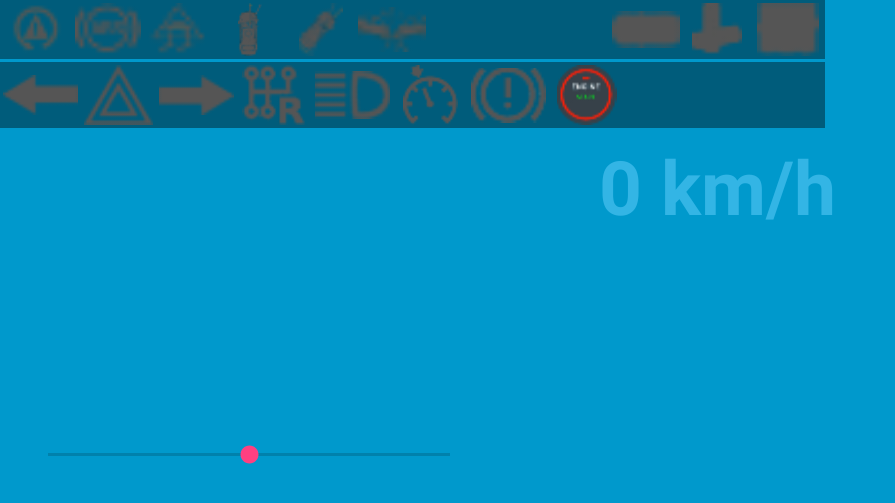
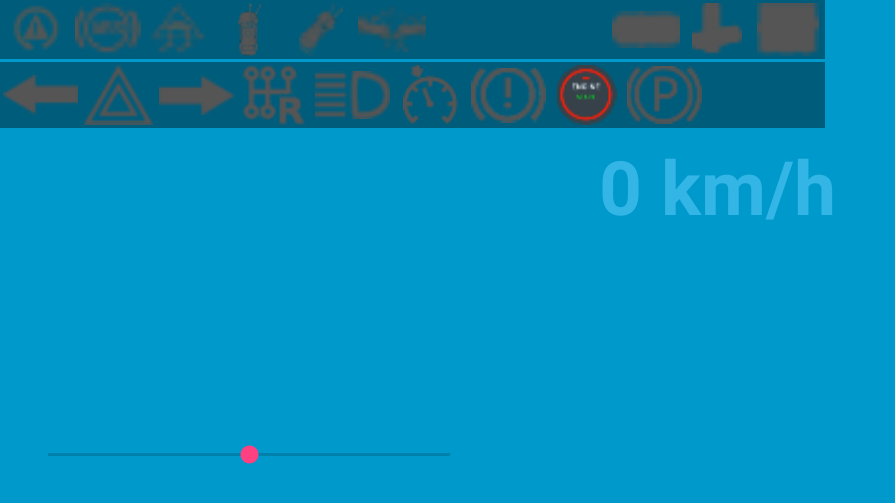
Before and after one commit to BILLyTheLiTTle/RCController, an Android app: the screen it shows after launch (RCControllerActivity), on a phone screen of 824 x 412 dp (held sideways). Shown: the top 503 px of the screen, without its empty margins (0-895 px from the left). Run offline under Robolectric (Android 15) with nearby library versions, the light colour scheme and no system bars; plain views replace VerticalSeekBar, VerticalSeekBarWrapper; 1 statement that could not run was skipped.

Commit message:
Parking brake icons

```diff
--- a/app/src/main/java/car/rccontroller/RCControllerActivity.kt
+++ b/app/src/main/java/car/rccontroller/RCControllerActivity.kt
@@ -20,6 +20,8 @@
         supportActionBar?.setDisplayHomeAsUpEnabled(false)
         supportActionBar?.hide()
 
+        //setup feedback area info tools
+
         steering_seekBar.setOnSeekBarChangeListener(object: SeekBar.OnSeekBarChangeListener {
             override fun onStopTrackingTouch(seekBar: SeekBar) { seekBar.progress = 50 }
             override fun onStartTrackingTouch(seekBar: SeekBar){}
--- a/app/src/main/res/layout/activity_rccontroller.xml
+++ b/app/src/main/res/layout/activity_rccontroller.xml
@@ -291,6 +291,18 @@
         app:layout_constraintTop_toTopOf="@+id/feedback_area_info"
         app:srcCompat="@drawable/engine_stopped_start_action" />
 
+    <ImageView
+        android:id="@+id/parkingBrake_imageView"
+        android:layout_width="50dp"
+        android:layout_height="40dp"
+        android:layout_marginLeft="2dp"
+        android:layout_marginStart="2dp"
+        android:layout_marginTop="2dp"
+        android:scaleType="fitCenter"
+        app:layout_constraintStart_toEndOf="@+id/engineStartStop_imageView"
+        app:layout_constraintTop_toTopOf="@+id/feedback_area_info"
+        app:srcCompat="@drawable/parking_brake_off" />
+
     <SeekBar
         android:id="@+id/steering_seekBar"
         android:layout_width="300dp"
```
Also changed, not shown: app/src/main/res/drawable-xxhdpi/parking_brake_off.png (added), app/src/main/res/drawable-xxhdpi/parking_brake_on.png (added), 2 other files.
